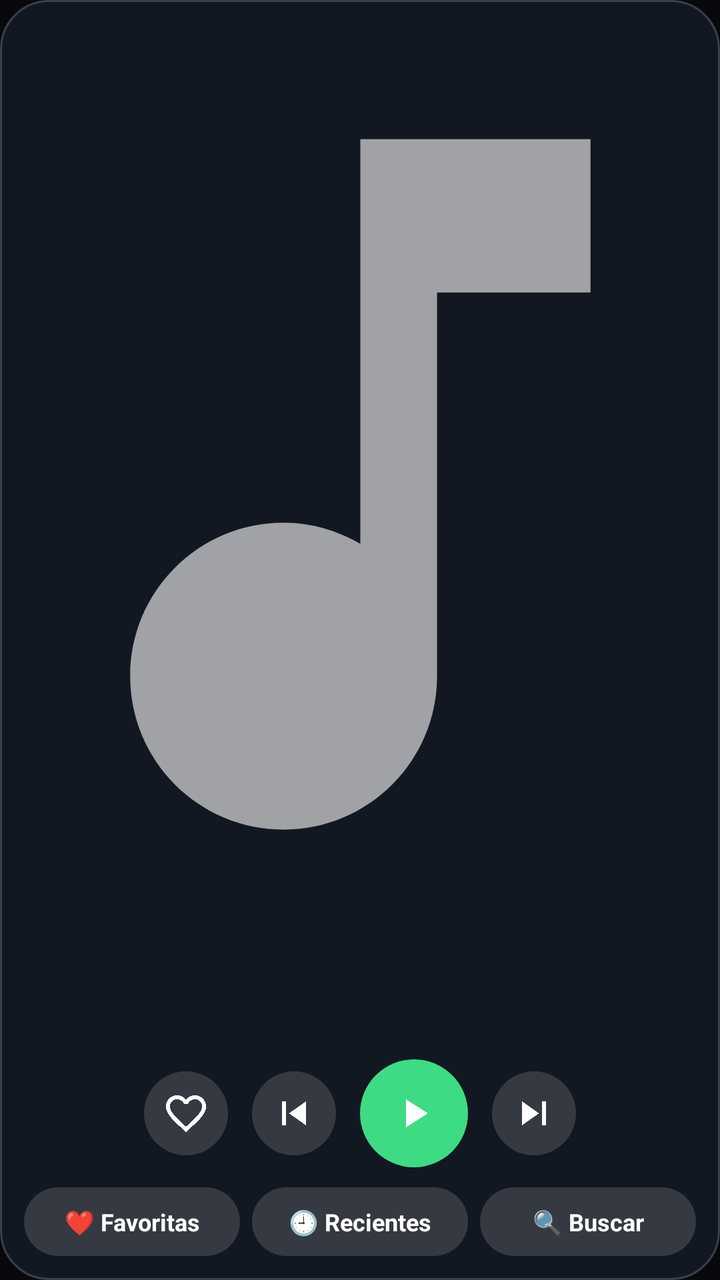
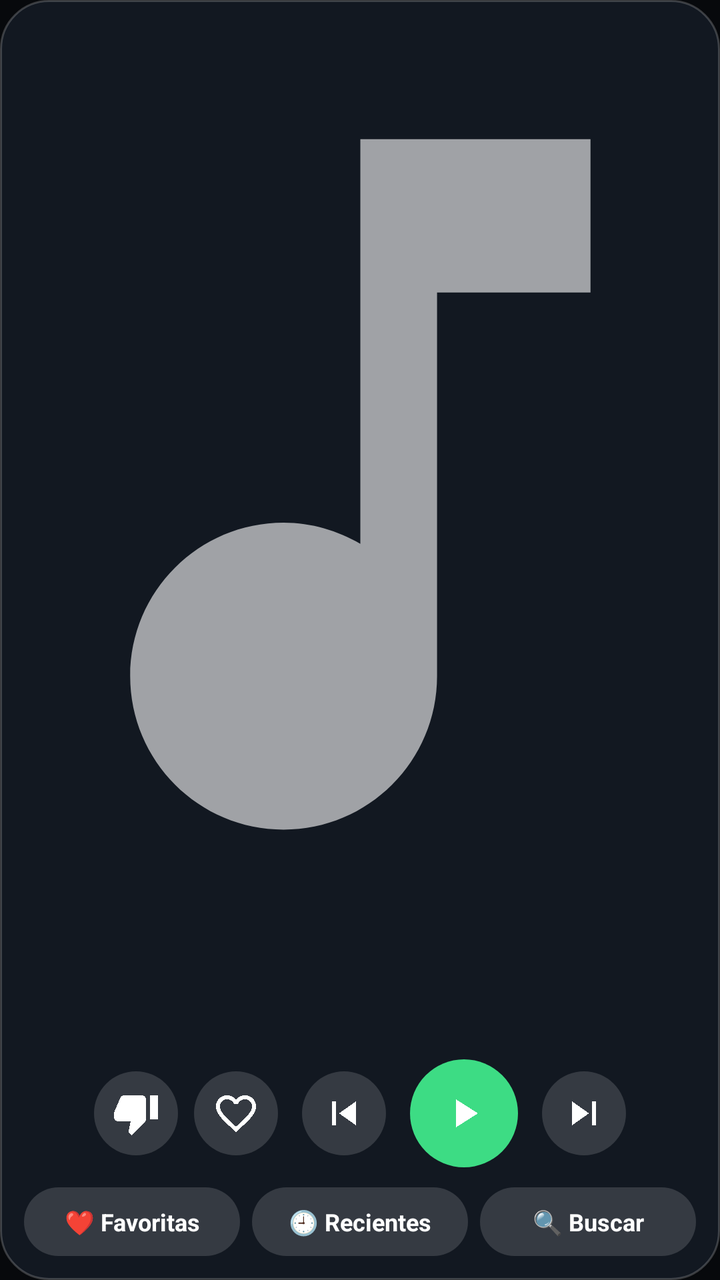

Before-and-after screenshots of an Android layout around one commit, followed by the original layout XML and the change that was made.
<!-- AndroidManifest.xml: application theme Theme.Ritmo -->
<!-- res/layout/widget_large.xml -->
<?xml version="1.0" encoding="utf-8"?>
<LinearLayout xmlns:android="http://schemas.android.com/apk/res/android"
    android:id="@+id/w_root" android:layout_width="match_parent" android:layout_height="match_parent"
    android:background="@drawable/widget_bg" android:orientation="vertical" android:padding="12dp">
    <ImageView android:id="@+id/w_cover" android:layout_width="match_parent" android:layout_height="0dp"
        android:layout_weight="1" android:scaleType="centerCrop" android:src="@drawable/ic_w_note" />
    <TextView android:id="@+id/w_title" android:layout_width="match_parent" android:layout_height="wrap_content"
        android:layout_marginTop="10dp" android:textColor="#FFFFFFFF" android:textSize="16sp" android:textStyle="bold"
        android:singleLine="true" android:ellipsize="end" />
    <TextView android:id="@+id/w_artist" android:layout_width="match_parent" android:layout_height="wrap_content"
        android:textColor="#B3FFFFFF" android:textSize="13sp" android:singleLine="true" android:ellipsize="end" />
    <LinearLayout android:layout_width="match_parent" android:layout_height="wrap_content"
        android:layout_marginTop="8dp" android:orientation="horizontal" android:gravity="center">
        <ImageButton android:id="@+id/w_like" android:layout_width="42dp" android:layout_height="42dp"
            android:background="@drawable/widget_btn" android:src="@drawable/ic_w_heart" android:padding="9dp"
            android:contentDescription="Favorita" />
        <ImageButton android:id="@+id/w_prev" android:layout_width="42dp" android:layout_height="42dp"
            android:layout_marginStart="12dp" android:background="@drawable/widget_btn"
            android:src="@drawable/ic_w_prev" android:padding="9dp" android:contentDescription="Anterior" />
        <ImageButton android:id="@+id/w_play" android:layout_width="54dp" android:layout_height="54dp"
            android:layout_marginStart="12dp" android:background="@drawable/widget_btn_main"
            android:src="@drawable/ic_w_play" android:padding="12dp" android:contentDescription="Reproducir o pausar" />
        <ImageButton android:id="@+id/w_next" android:layout_width="42dp" android:layout_height="42dp"
            android:layout_marginStart="12dp" android:background="@drawable/widget_btn"
            android:src="@drawable/ic_w_next" android:padding="9dp" android:contentDescription="Siguiente" />
    </LinearLayout>
    <LinearLayout android:layout_width="match_parent" android:layout_height="wrap_content"
        android:layout_marginTop="10dp" android:orientation="horizontal">
        <TextView android:id="@+id/w_btn_liked" android:layout_width="0dp" android:layout_height="wrap_content"
            android:layout_weight="1" android:background="@drawable/widget_pill" android:gravity="center"
            android:paddingTop="9dp" android:paddingBottom="9dp" android:text="❤ Favoritas"
            android:textColor="#FFFFFFFF" android:textSize="12sp" android:textStyle="bold" />
        <TextView android:id="@+id/w_btn_recent" android:layout_width="0dp" android:layout_height="wrap_content"
            android:layout_weight="1" android:layout_marginStart="6dp" android:background="@drawable/widget_pill"
            android:gravity="center" android:paddingTop="9dp" android:paddingBottom="9dp" android:text="🕘 Recientes"
            android:textColor="#FFFFFFFF" android:textSize="12sp" android:textStyle="bold" />
        <TextView android:id="@+id/w_btn_open" android:layout_width="0dp" android:layout_height="wrap_content"
            android:layout_weight="1" android:layout_marginStart="6dp" android:background="@drawable/widget_pill"
            android:gravity="center" android:paddingTop="9dp" android:paddingBottom="9dp" android:text="🔍 Buscar"
            android:textColor="#FFFFFFFF" android:textSize="12sp" android:textStyle="bold" />
    </LinearLayout>
</LinearLayout>
<!-- resources referenced by this layout -->
<resources>
  <!-- drawable ic_w_heart (drawable) -->
  <vector xmlns:android="http://schemas.android.com/apk/res/android"
      android:width="24dp" android:height="24dp" android:viewportWidth="24" android:viewportHeight="24">
      <path android:fillColor="#FFFFFFFF" android:pathData="M16.5,3c-1.74,0 -3.41,0.81 -4.5,2.09C10.91,3.81 9.24,3 7.5,3 4.42,3 2,5.42 2,8.5c0,3.78 3.4,6.86 8.55,11.54L12,21.35l1.45,-1.32C18.6,15.36 22,12.28 22,8.5 22,5.42 19.58,3 16.5,3zM12.1,18.55l-0.1,0.1 -0.1,-0.1C7.14,14.24 4,11.39 4,8.5 4,6.5 5.5,5 7.5,5c1.54,0 3.04,0.99 3.57,2.36h1.87C13.46,5.99 14.96,5 16.5,5c2,0 3.5,1.5 3.5,3.5 0,2.89 -3.14,5.74 -7.9,10.05z" />
  </vector>
  <!-- drawable ic_w_next (drawable) -->
  <vector xmlns:android="http://schemas.android.com/apk/res/android"
      android:width="24dp" android:height="24dp" android:viewportWidth="24" android:viewportHeight="24">
      <path android:fillColor="#FFFFFFFF" android:pathData="M6,18l8.5,-6L6,6v12zM16,6v12h2V6h-2z" />
  </vector>
  <!-- drawable ic_w_note (drawable) -->
  <vector xmlns:android="http://schemas.android.com/apk/res/android"
      android:width="24dp" android:height="24dp" android:viewportWidth="24" android:viewportHeight="24">
      <path android:fillColor="#99FFFFFF" android:pathData="M12,3v10.55c-0.59,-0.34 -1.27,-0.55 -2,-0.55 -2.21,0 -4,1.79 -4,4s1.79,4 4,4 4,-1.79 4,-4V7h4V3h-6z" />
  </vector>
  <!-- drawable ic_w_play (drawable) -->
  <vector xmlns:android="http://schemas.android.com/apk/res/android"
      android:width="24dp" android:height="24dp" android:viewportWidth="24" android:viewportHeight="24">
      <path android:fillColor="#FFFFFFFF" android:pathData="M8,5v14l11,-7z" />
  </vector>
  <!-- drawable ic_w_prev (drawable) -->
  <vector xmlns:android="http://schemas.android.com/apk/res/android"
      android:width="24dp" android:height="24dp" android:viewportWidth="24" android:viewportHeight="24">
      <path android:fillColor="#FFFFFFFF" android:pathData="M6,6h2v12H6zM9.5,12l8.5,6V6z" />
  </vector>
  <!-- drawable widget_bg (drawable) -->
  <shape xmlns:android="http://schemas.android.com/apk/res/android" android:shape="rectangle">
      <solid android:color="#F2141A22" />
      <corners android:radius="24dp" />
      <stroke android:width="1dp" android:color="#33FFFFFF" />
  </shape>
  <!-- drawable widget_btn (drawable) -->
  <shape xmlns:android="http://schemas.android.com/apk/res/android" android:shape="oval">
      <solid android:color="#26FFFFFF" />
  </shape>
  <!-- drawable widget_btn_main (drawable) -->
  <shape xmlns:android="http://schemas.android.com/apk/res/android" android:shape="oval">
      <solid android:color="#FF3DDC84" />
  </shape>
  <!-- drawable widget_pill (drawable) -->
  <shape xmlns:android="http://schemas.android.com/apk/res/android" android:shape="rectangle">
      <solid android:color="#26FFFFFF" />
      <corners android:radius="50dp" />
  </shape>
  <style name="Theme.Ritmo" parent="android:Theme.Material.NoActionBar">
          <item name="android:windowBackground">@color/window_bg</item>
          <item name="android:statusBarColor">@android:color/transparent</item>
          <item name="android:navigationBarColor">@android:color/transparent</item>
      </style>
  <color name="window_bg">#FF07090C</color>
</resources>

<!-- the commit's change to res/layout/widget_large.xml (unified diff, before → after) -->
@@ -11,6 +11,9 @@
         android:textColor="#B3FFFFFF" android:textSize="13sp" android:singleLine="true" android:ellipsize="end" />
     <LinearLayout android:layout_width="match_parent" android:layout_height="wrap_content"
         android:layout_marginTop="8dp" android:orientation="horizontal" android:gravity="center">
+        <ImageButton android:id="@+id/w_dislike" android:layout_width="42dp" android:layout_height="42dp"
+            android:layout_marginEnd="8dp" android:background="@drawable/widget_btn" android:src="@drawable/ic_w_dislike" android:padding="9dp"
+            android:contentDescription="No me gusta" />
         <ImageButton android:id="@+id/w_like" android:layout_width="42dp" android:layout_height="42dp"
             android:background="@drawable/widget_btn" android:src="@drawable/ic_w_heart" android:padding="9dp"
             android:contentDescription="Favorita" />
<!-- resource entries referenced after the edit -->
@@ -1,5 +1,10 @@
 <!-- resources referenced by this layout -->
 <resources>
+  <!-- drawable ic_w_dislike (drawable) -->
+  <vector xmlns:android="http://schemas.android.com/apk/res/android"
+      android:width="24dp" android:height="24dp" android:viewportWidth="24" android:viewportHeight="24">
+      <path android:fillColor="#FFFFFFFF" android:pathData="M15,3H6c-0.83,0 -1.54,0.5 -1.84,1.22l-3.02,7.05c-0.09,0.23 -0.14,0.47 -0.14,0.73v2c0,1.1 0.9,2 2,2h6.31l-0.95,4.57c-0.02,0.1 -0.03,0.2 -0.03,0.31 0,0.41 0.17,0.79 0.44,1.06L9.83,23l6.59,-6.59c0.36,-0.36 0.58,-0.86 0.58,-1.41V5c0,-1.1 -0.9,-2 -2,-2zM19,3v12h4V3h-4z" />
+  </vector>
   <!-- drawable ic_w_heart (drawable) -->
   <vector xmlns:android="http://schemas.android.com/apk/res/android"
       android:width="24dp" android:height="24dp" android:viewportWidth="24" android:viewportHeight="24">
